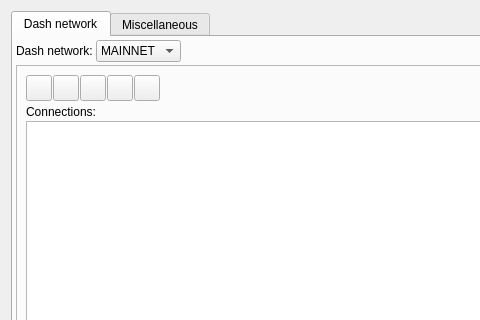
Above: src/ui/ui_config_dlg.ui from Bertrand256/dash-masternode-tool before the change; both pictures show x 0 to 480 and y 0 to 320 of the 667 by 440 pixel window. Below: the same form after it.
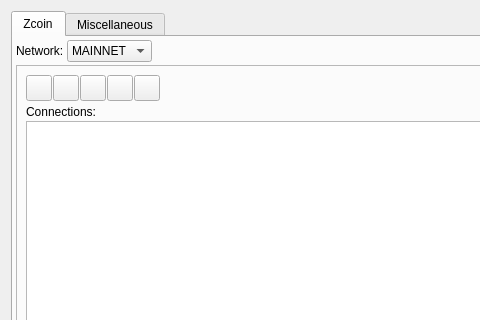
That is the form after the change.

Commit message: Update settings dialog.

The edit to the form file:
```diff
--- a/src/ui/ui_config_dlg.ui
+++ b/src/ui/ui_config_dlg.ui
@@ -36,7 +36,7 @@
      </property>
      <widget class="QWidget" name="tabDashd">
       <attribute name="title">
-       <string>Dash network</string>
+       <string>Zcoin</string>
       </attribute>
       <layout class="QVBoxLayout" name="verticalLayout_3">
        <property name="spacing">
@@ -59,7 +59,7 @@
          <item>
           <widget class="QLabel" name="label_2">
            <property name="text">
-            <string>Dash network:</string>
+            <string>Network:</string>
            </property>
           </widget>
          </item>
```
The commit also changes 2 other files.
